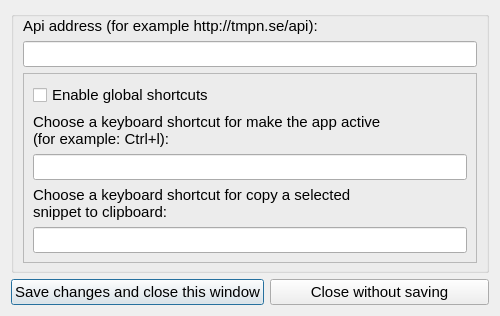
Old version of the form apps/Source_and_executables/Win_Mac_Linux/settingsdialog.ui in the repository sebastianlundin/ProjectX.
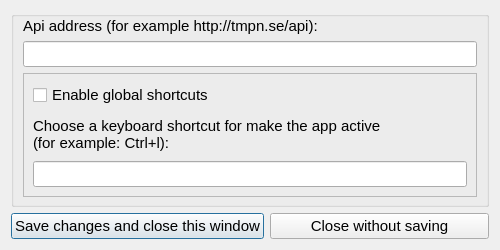
New version of the form.

Commit message: fixed so that libqxt with global keys is working on mac, searching with enter-key and select snippets with arrow keys etc

What changed in the file:
```diff
--- a/apps/Source_and_executables/Win_Mac_Linux/settingsdialog.ui
+++ b/apps/Source_and_executables/Win_Mac_Linux/settingsdialog.ui
@@ -10,7 +10,7 @@
     <x>0</x>
     <y>0</y>
     <width>500</width>
-    <height>316</height>
+    <height>250</height>
    </rect>
   </property>
   <property name="sizePolicy">
@@ -22,13 +22,13 @@
   <property name="minimumSize">
    <size>
     <width>500</width>
-    <height>316</height>
+    <height>250</height>
    </size>
   </property>
   <property name="maximumSize">
    <size>
     <width>500</width>
-    <height>316</height>
+    <height>250</height>
    </size>
   </property>
   <property name="font">
@@ -122,34 +122,6 @@
            </property>
           </widget>
          </item>
-         <item row="3" column="0">
-          <widget class="QLabel" name="keyboardShortcutCopyLabel">
-           <property name="font">
-            <font>
-             <pointsize>11</pointsize>
-            </font>
-           </property>
-           <property name="lineWidth">
-            <number>2</number>
-           </property>
-           <property name="text">
-            <string>Choose a keyboard shortcut for copy a selected 
-snippet to clipboard:</string>
-           </property>
-           <property name="wordWrap">
-            <bool>true</bool>
-           </property>
-          </widget>
-         </item>
-         <item row="4" column="0">
-          <widget class="QLineEdit" name="copyShortcutField">
-           <property name="font">
-            <font>
-             <pointsize>11</pointsize>
-            </font>
-           </property>
-          </widget>
-         </item>
         </layout>
        </widget>
       </item>
```
The commit also changes 43 other files.
